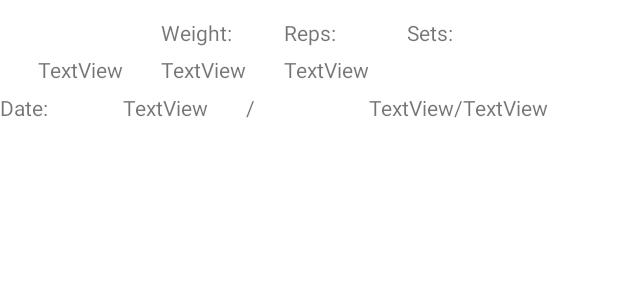
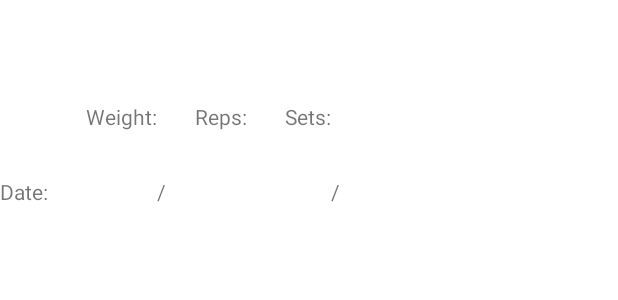
Before and after one commit to wrimicha/WorkoutPal, an Android app: the layout bench_list_item.xml on its own in the app's theme, with its tools: preview values and no code run, on a phone screen of 412 x 824 dp. Shown: the top 300 px of the screen. Run offline under Robolectric (Android 15) with nearby library versions, the phone set to English and light mode, and no system bars.

Commit message:
Made Bench History List working

```diff
--- a/app/src/main/java/sheridan/wrimicha/final_project/benchpress/ui/list/BenchListAdapter.kt
+++ b/app/src/main/java/sheridan/wrimicha/final_project/benchpress/ui/list/BenchListAdapter.kt
@@ -50,9 +50,9 @@ class BenchListAdapter(private val context: Context) : RecyclerView.Adapter<Benc
         val weight : TextView = view.findViewById(R.id.weight)
         val reps : TextView = view.findViewById(R.id.reps)
         val sets : TextView = view.findViewById(R.id.sets)
-        val yearValue : TextView = view.findViewById(R.id.yearValue)
-        val monthValue : TextView = view.findViewById(R.id.monthValue)
-        val dayValue : TextView = view.findViewById(R.id.dayValue)
+        val yearValue : TextView = view.findViewById(R.id.year)
+        val monthValue : TextView = view.findViewById(R.id.month)
+        val dayValue : TextView = view.findViewById(R.id.day)
 
     }
 }
--- a/app/src/main/res/layout/bench_list_item.xml
+++ b/app/src/main/res/layout/bench_list_item.xml
@@ -14,7 +14,8 @@
 
         <TableLayout
             android:layout_width="wrap_content"
-            android:layout_height="wrap_content">
+            android:layout_height="wrap_content"
+            android:layout_marginTop="56dp">
 
             <TableRow
                 android:layout_width="match_parent"
@@ -62,8 +63,7 @@
                     android:layout_height="wrap_content"
                     android:layout_marginStart="25dp"
                     android:layout_marginTop="5dp"
-                    android:layout_marginBottom="6dp"
-                    android:text="TextView" />
+                    android:layout_marginBottom="6dp" />
 
                 <TextView
                     android:id="@+id/reps"
@@ -71,8 +71,7 @@
                     android:layout_height="wrap_content"
                     android:layout_marginStart="25dp"
                     android:layout_marginTop="5dp"
-                    android:layout_marginBottom="6dp"
-                    android:text="TextView" />
+                    android:layout_marginBottom="6dp" />
 
                 <TextView
                     android:id="@+id/sets"
@@ -80,8 +79,7 @@
                     android:layout_height="wrap_content"
                     android:layout_marginStart="25dp"
                     android:layout_marginTop="5dp"
-                    android:layout_marginBottom="6dp"
-                    android:text="TextView" />
+                    android:layout_marginBottom="6dp" />
             </TableRow>
 
             <TableRow
@@ -97,8 +95,7 @@
                 <TextView
                     android:id="@+id/year"
                     android:layout_width="wrap_content"
-                    android:layout_height="wrap_content"
-                    android:text="TextView" />
+                    android:layout_height="wrap_content" />
 
                 <TextView
                     android:id="@+id/textView19"
@@ -109,8 +106,7 @@
                 <TextView
                     android:id="@+id/month"
                     android:layout_width="wrap_content"
-                    android:layout_height="wrap_content"
-                    android:text="TextView" />
+                    android:layout_height="wrap_content" />
 
                 <TextView
                     android:id="@+id/textView20"
@@ -121,8 +117,7 @@
                 <TextView
                     android:id="@+id/day"
                     android:layout_width="wrap_content"
-                    android:layout_height="wrap_content"
-                    android:text="TextView" />
+                    android:layout_height="wrap_content" />
             </TableRow>
 
         </TableLayout>
```
